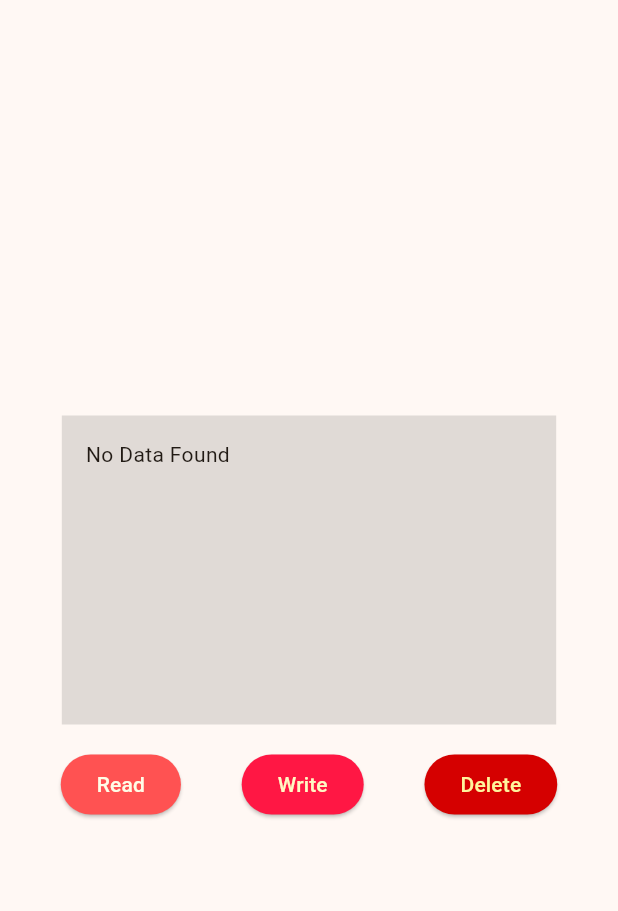
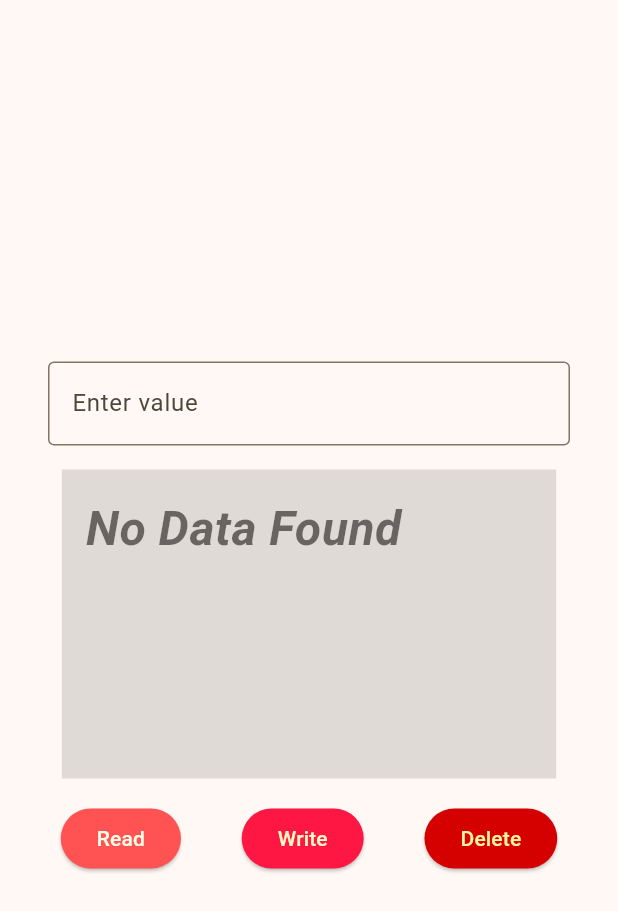
Before and after one commit to Iftikhar-Shams-Niloy/flutter_hive_sample, a Flutter app: the screen it shows after launch, after a tap on "Read", on a phone screen of 412 x 824 dp. Shown: the top 911 px of the screen. Run offline on Flutter 3.47's test engine with Material 3 defaults, Android fonts, the phone set to English and light mode, and no system bars; our stand-ins replace hive_flutter; accounts and stored records are empty.

Commit message:
Made slight change in the text field

```diff
--- a/lib/screens/home_screen.dart
+++ b/lib/screens/home_screen.dart
@@ -9,25 +9,35 @@ class HomeScreen extends StatefulWidget {
 }
 
 class _HomeScreenState extends State<HomeScreen> {
-  var boxData = null;
+  var boxData;
+  final TextEditingController _myController = .new();
   final _myBox = Hive.box("my_box");
+
+  @override
+  void dispose() {
+    _myController.dispose();
+    super.dispose();
+  }
 
   //* <--- READ function --->
   void readData() {
     setState(() {
-      boxData = _myBox.get("key-1");
+      boxData = _myBox.get("key");
     });
-    print(boxData);
   }
 
   //* <--- WRITE function --->
   void writeData() {
-    _myBox.put("key-1", "This is test value for 'key-1'...");
+    final value = _myController.text;
+    _myBox.put("key", value);
+    setState(() {
+      _myController.clear();
+    });
   }
 
   //* <--- DELETE function --->
   void deleteData() {
-    _myBox.delete("key-1");
+    _myBox.delete("key");
   }
 
   @override
@@ -38,6 +48,19 @@ class _HomeScreenState extends State<HomeScreen> {
       body: Column(
         mainAxisAlignment: MainAxisAlignment.center,
         children: [
+          Padding(
+            padding: const EdgeInsets.symmetric(horizontal: 32),
+            child: TextField(
+              controller: _myController,
+              decoration: const InputDecoration(
+                border: OutlineInputBorder(),
+                labelText: 'Enter value',
+              ),
+            ),
+          ),
+
+          SizedBox(height: 16),
+
           Container(
             margin: EdgeInsets.only(bottom: 16),
             padding: EdgeInsets.all(16),
@@ -45,9 +68,26 @@ class _HomeScreenState extends State<HomeScreen> {
             height: screenHeight / 4,
             width: screenWidth / 1.25,
             child: boxData == null
-                ? const Text("No Data Found")
-                : Text(boxData.toString()),
+                ? const Text(
+                    "No Data Found",
+                    style: TextStyle(
+                      fontSize: 32,
+                      fontStyle: FontStyle.italic,
+                      fontWeight: FontWeight.bold,
+                      color: Colors.black54,
+                    ),
+                  )
+                : Text(
+                    boxData.toString(),
+                    style: TextStyle(
+                      fontSize: 32,
+                      fontStyle: FontStyle.italic,
+                      fontWeight: FontWeight.bold,
+                      color: Colors.black54,
+                    ),
+                  ),
           ),
+
           Row(
             mainAxisAlignment: MainAxisAlignment.spaceEvenly,
             children: [
```
